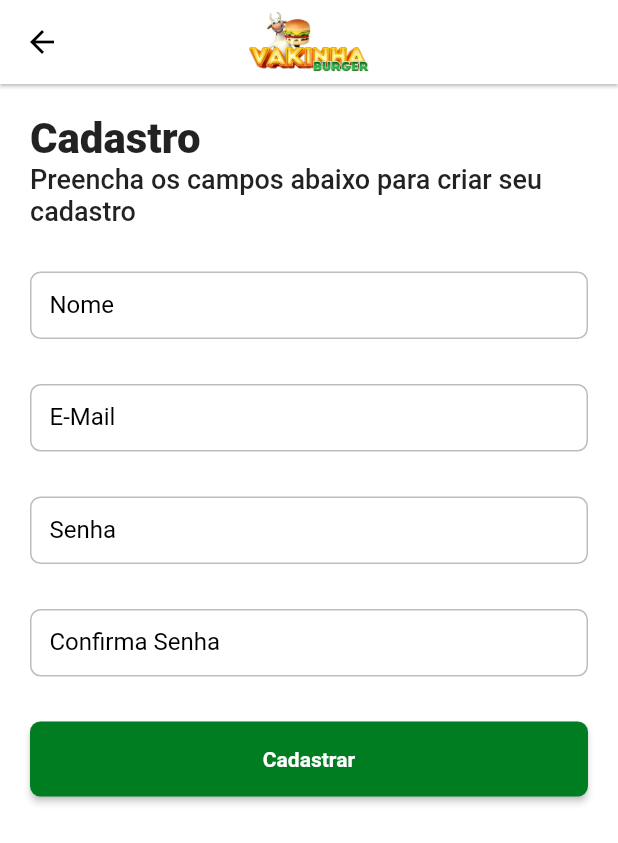
After one commit to yurilima7/Delivery-App, a Flutter app: the LoginPage screen opened by its route, after a tap on "Cadastre-se", on a phone screen of 412 x 824 dp. The commit adds this screen. Shown: the top 843 px of the screen. Run offline on Flutter 3.47's test engine with Material 2 defaults, Android fonts, the phone set to English and light mode, and no system bars; our stand-ins replace bloc, dio, equatable, flutter_bloc, loading_animation_widget, shared_preferences and 1 more; missing offline and left inert: match; accounts and stored records are empty; network calls fail; Roboto replaces fonts that are missing (mplus1).

Commit message:
Dart Week day 3

```diff
--- a/delivery_app/lib/app/core/ui/styles/text_styles.dart
+++ b/delivery_app/lib/app/core/ui/styles/text_styles.dart
@@ -42,6 +42,8 @@ class TextStyles {
   );
 
   TextStyle get textButtonLabel => textBold.copyWith(fontSize: 14);
+
+  TextStyle get textTitle => textExtraBold.copyWith(fontSize: 28);
 }
 
 extension TextStylesExtensions on BuildContext {
--- a/delivery_app/lib/app/dw9_delivery_app.dart
+++ b/delivery_app/lib/app/dw9_delivery_app.dart
@@ -1,6 +1,9 @@
 import 'package:delivery_app/app/core/provider/application_binding.dart';
 import 'package:delivery_app/app/core/ui/theme/theme_config.dart';
+import 'package:delivery_app/app/pages/auth/login/login_page.dart';
+import 'package:delivery_app/app/pages/auth/register/register_page.dart';
 import 'package:delivery_app/app/pages/home/home_router.dart';
+import 'package:delivery_app/app/pages/product_detail/product_detail_router.dart';
 import 'package:delivery_app/app/pages/splash/splash_page.dart';
 import 'package:flutter/material.dart';
 
@@ -16,6 +19,9 @@ class Dw9DeliveryApp extends StatelessWidget {
         routes: {
           '/':(context) => const SplashPage(),
           '/home':(context) => HomeRouter.page,
+          '/productDetail':(context) => ProductDetailRouter.page,
+          '/auth/login':(context) => const LoginPage(),
+          '/auth/register':(context) => const RegisterPage(),
         },
       ),
     );
--- /dev/null
+++ b/delivery_app/lib/app/pages/auth/login/login_page.dart
@@ -0,0 +1,95 @@
+import 'package:delivery_app/app/core/ui/styles/text_styles.dart';
+import 'package:delivery_app/app/core/ui/widgets/delivery_app_bar.dart';
+import 'package:delivery_app/app/core/ui/widgets/delivery_button.dart';
+import 'package:flutter/material.dart';
+
+class LoginPage extends StatelessWidget {
+  const LoginPage({super.key});
+
+  @override
+  Widget build(BuildContext context) {
+    return Scaffold(
+      appBar: DeliveryAppBar(),
+      body: CustomScrollView(
+        slivers: [
+          SliverToBoxAdapter(
+            child: Padding(
+              padding: const EdgeInsets.all(20.0),
+
+              child: Form(
+                child: Column(
+                  crossAxisAlignment: CrossAxisAlignment.start,
+                  children: [
+                    Text('Login', style: context.textStyles.textTitle,),
+
+                    const SizedBox(
+                       height: 30,
+                    ),
+
+                    TextFormField(
+                      decoration: const InputDecoration(
+                        labelText: 'E-Mail',
+                      ),
+                    ),
+
+                    const SizedBox(
+                       height: 30,
+                    ),
+
+                    TextFormField(
+                      decoration: const InputDecoration(
+                        labelText: 'Senha',
+                      ),
+                    ),
+
+                    const SizedBox(
+                       height: 50,
+                    ),
+
+                    Center(
+                      child: DeliveryButton(
+                        width: double.infinity,
+                        label: 'ENTRAR',
+                        onPressed: () {},
+                      ),
+                    ),
+                  ],
+                ),
+              ),
+            ),
+          ),
+
+          SliverFillRemaining(
+            hasScrollBody: false,
+            child: Padding(
+              padding: const EdgeInsets.all(8.0),
+              child: Align(
+                alignment: Alignment.bottomCenter,
+
+                child: Row(
+                  mainAxisAlignment: MainAxisAlignment.center,
+
+                  children: [
+                    Text(
+                      'Não possui uma conta',
+                      style: context.textStyles.textBold,
+                    ),
+
+                    TextButton(
+                      onPressed: () => Navigator.of(context).pushNamed('/auth/register'),
+                      child: Text(
+                        'Cadastre-se',
+                        style: context.textStyles.textBold
+                            .copyWith(color: Colors.blue),
+                      ),
+                    ),
+                  ],
+                ),
+              ),
+            ),
+          )
+        ],
+      ),
+    );
+  }
+}
--- /dev/null
+++ b/delivery_app/lib/app/pages/auth/register/register_page.dart
@@ -0,0 +1,70 @@
+import 'package:delivery_app/app/core/ui/styles/text_styles.dart';
+import 'package:delivery_app/app/core/ui/widgets/delivery_app_bar.dart';
+import 'package:delivery_app/app/core/ui/widgets/delivery_button.dart';
+import 'package:flutter/material.dart';
+
+class RegisterPage extends StatelessWidget {
+  const RegisterPage({super.key});
+
+  @override
+  Widget build(BuildContext context) {
+    return Scaffold(
+      appBar: DeliveryAppBar(),
+      body: SingleChildScrollView(
+        child: Padding(
+          padding: const EdgeInsets.all(20.0),
+
+          child: Form(
+            child: Column(
+              crossAxisAlignment: CrossAxisAlignment.start,
+
+              children: [
+                Text('Cadastro', style: context.textStyles.textTitle,),
+                Text(
+                  'Preencha os campos abaixo para criar seu cadastro',
+                  style: context.textStyles.textMedium.copyWith(fontSize: 18,),
+                ),
+
+                const SizedBox(
+                   height: 30,
+                ),
+
+                TextFormField(decoration: const InputDecoration(labelText: 'Nome'),),
+
+                const SizedBox(
+                   height: 30,
+                ),
+
+                TextFormField(decoration: const InputDecoration(labelText: 'E-Mail'),),
+
+                const SizedBox(
+                   height: 30,
+                ),
+
+                TextFormField(decoration: const InputDecoration(labelText: 'Senha'),),
+
+                const SizedBox(
+                   height: 30,
+                ),
+
+                TextFormField(decoration: const InputDecoration(labelText: 'Confirma Senha'),),
+
+                const SizedBox(
+                   height: 30,
+                ),
+
+                Center(
+                  child: DeliveryButton(
+                    width: double.infinity,
+                    label: 'Cadastrar',
+                    onPressed: () {},
+                  ),
+                ),
+              ],
+            ),
+          ),
+        ),
+      ),
+    );
+  }
+}
--- /dev/null
+++ b/delivery_app/lib/app/pages/product_detail/product_detail_controller.dart
@@ -0,0 +1,19 @@
+import 'package:bloc/bloc.dart';
+
+class ProductDetailController extends Cubit<int> {
+  late final bool _hasOrder;
+
+  ProductDetailController() : super(1);
+
+  void initial(int amount, bool hasOrder) {
+    _hasOrder = hasOrder;
+    emit(amount);
+  }
+
+  void increment() => emit(state + 1);
+  void decrement() {
+    if (state > (_hasOrder ? 0 : 1)) {
+      emit(state - 1);
+    }
+  }
+}
--- /dev/null
+++ b/delivery_app/lib/app/pages/product_detail/product_detail_router.dart
@@ -0,0 +1,22 @@
+import 'package:delivery_app/app/pages/product_detail/product_detail_controller.dart';
+import 'package:delivery_app/app/pages/product_detail/product_detail_page.dart';
+import 'package:flutter/material.dart';
+import 'package:provider/provider.dart';
+
+class ProductDetailRouter {
+  ProductDetailRouter._();
+
+  static Widget get page => MultiProvider(
+        providers: [
+          Provider(
+            create: (context) => ProductDetailController(),
+          )
+        ],
+        builder: (context, child) {
+          final args = ModalRoute.of(context)!.settings.arguments
+              as Map<String, dynamic>;
+
+          return ProductDetailPage(product: args['product'], order: args['order'],);
+        },
+      );
+}
--- a/delivery_app/pubspec.yaml
+++ b/delivery_app/pubspec.yaml
@@ -46,6 +46,8 @@ dependencies:
   flutter_bloc: ^8.1.1
   equatable: ^2.0.5
   match: ^0.4.1
+  auto_size_text: ^3.0.0
+  shared_preferences: ^2.0.16
 
 dev_dependencies:
   flutter_test:
```
Also changed, not shown: delivery_app/lib/app/core/ui/widgets/delivery_increment_decrement.dart (added, +63 -0 lines), delivery_app/lib/app/dto/order_product_dto.dart (added, +13 -0 lines), delivery_app/lib/app/pages/home/home_controller.dart (+20 -0 lines), delivery_app/lib/app/pages/home/home_page.dart (+10 -0 lines), delivery_app/lib/app/pages/home/home_state.dart (+8 -1 lines), delivery_app/lib/app/pages/home/widgets/delivery_product_tile.dart (+25 -2 lines), delivery_app/lib/app/pages/home/widgets/shopping_bag.dart (added, +79 -0 lines), delivery_app/lib/app/pages/product_detail/product_detail_page.dart (added, +202 -0 lines), delivery_app/pubspec.lock.
